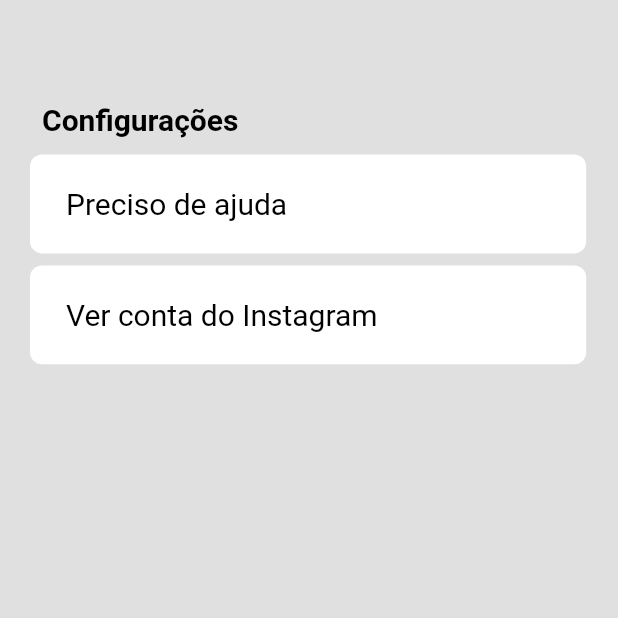
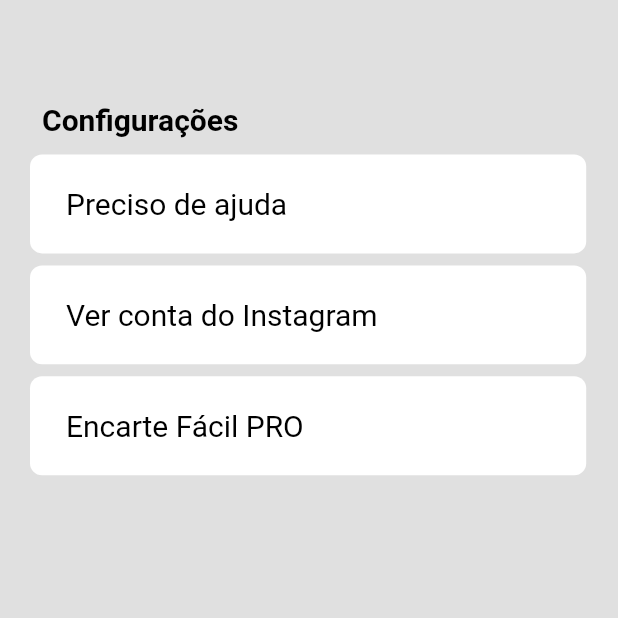
Before and after one commit to MarceloDiefenbach/encarte_facil, a Flutter app: the Settings screen opened directly, on a phone screen of 412 x 824 dp, the top half of it. Run offline on Flutter 3.47's test engine with Material 2 defaults, Android fonts, the phone set to English and light mode, and no system bars; our stand-ins replace firebase_analytics, firebase_core, flutter_mobx, image_gallery_saver, mobx, numberpicker and 1 more; missing offline and left inert: flutter_email_sender; accounts and stored records are empty; network calls fail.

Commit message:
tela de assinar o pro

```diff
--- a/lib/Settings.dart
+++ b/lib/Settings.dart
@@ -1,4 +1,5 @@
 import 'package:encarte_facil_2/Nova%20Home/Home.dart';
+import 'package:encarte_facil_2/Premium%20flow/Detalhes%20Premium.dart';
 import 'package:encarte_facil_2/SugestionForm.dart';
 import 'package:flutter/material.dart';
 import 'package:flutter/cupertino.dart';
@@ -118,6 +119,44 @@ class _Settings extends State<Settings> {
                   ),
                 )
               ),
+              Padding(
+                  padding: EdgeInsets.fromLTRB(0, 4, 0, 4),
+                  child: GestureDetector(
+                    onTap: (){
+                      Navigator.push(
+                        context,
+                        PageRouteBuilder(
+                          pageBuilder: (context, animation1, animation2) => DetalhesPremium(),
+                          transitionDuration: Duration.zero,
+                          reverseTransitionDuration: Duration.zero,
+                        ),
+                      );
+                    },
+                    child: Container(
+                        width: width * 0.9,
+                        height: height*0.08,
+                        decoration: BoxDecoration(
+                          color: Colors.white,
+                          borderRadius: BorderRadius.all(
+                            Radius.circular(8),
+                          ),
+                        ),
+                        padding: EdgeInsets.fromLTRB(24, 8, 24, 8),
+                        child: Column(
+                          mainAxisAlignment: MainAxisAlignment.center,
+                          crossAxisAlignment: CrossAxisAlignment.start,
+                          children: [
+                            Text("Encarte Fácil PRO",
+                              style: TextStyle(
+                                  fontWeight: FontWeight.w400,
+                                  color: Colors.black,
+                                  fontSize: 20),
+                            ),
+                          ],
+                        )
+                    ),
+                  )
+              ),
             ],
           ),
         ),
```
Also changed, not shown: lib/Premium flow/Detalhes Premium.dart (added, +171 -0 lines).
